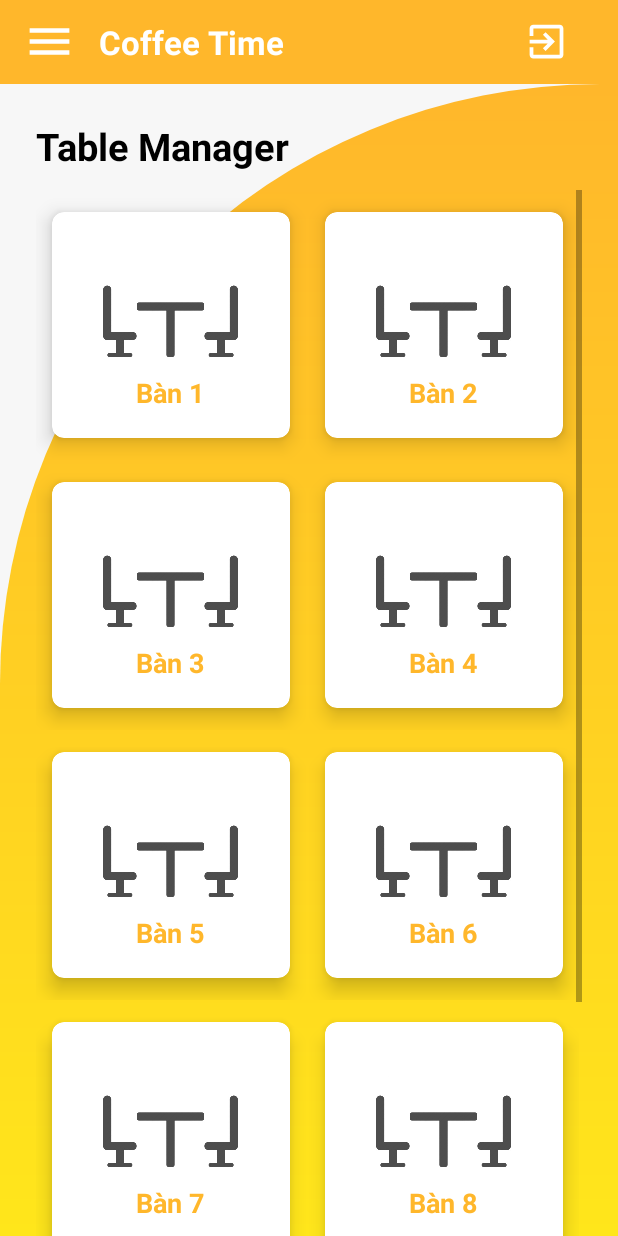
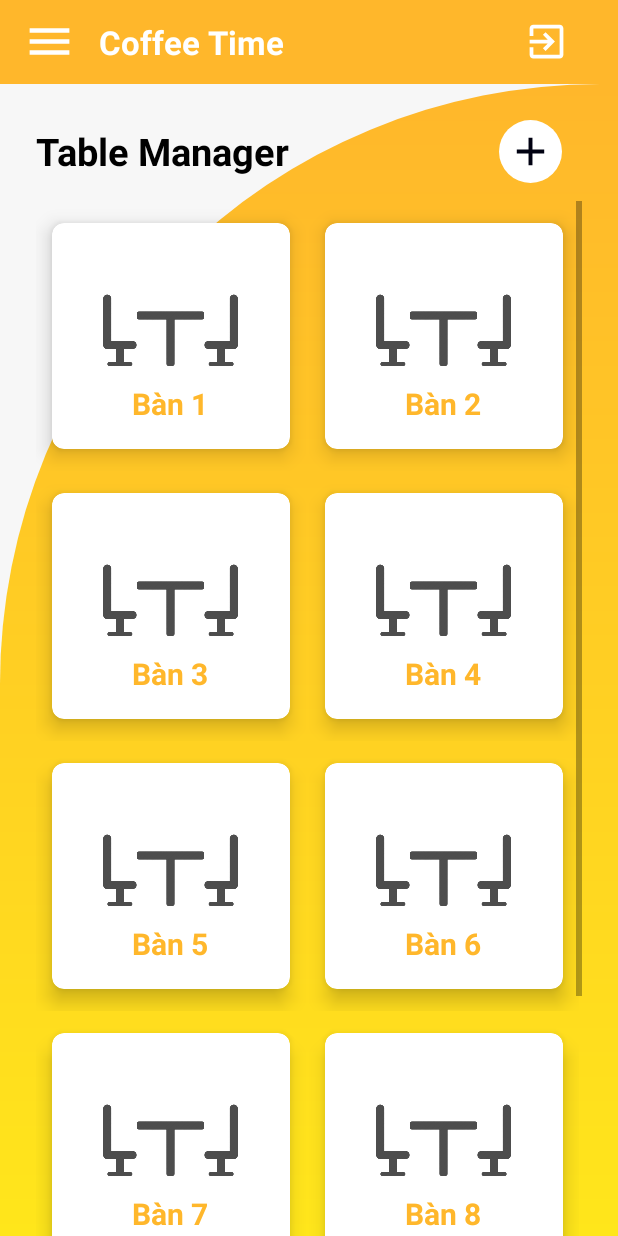
Before and after one commit to phapzip1/Coffee-Cake, an Android app: the Fragment_drinks_table screen opened through its navigation route, on a phone screen of 412 x 824 dp. Run offline under Robolectric (Android 15) with nearby library versions, the phone set to English and light mode, and no system bars; our stand-ins replace Firebase (no records; nobody signed in at launch, a user with empty details on screens opened directly), navigation-ui.

Commit message:
fix layout

```diff
--- a/app/src/main/res/layout/activity_main.xml
+++ b/app/src/main/res/layout/activity_main.xml
@@ -96,7 +96,7 @@
         android:layout_marginEnd="32dp"
         android:layout_marginBottom="180dp"
         android:background="@drawable/round_bg"
-        android:text="LOG IN"
+        android:text="Đăng nhập"
         android:textColor="@color/white"
         android:textSize="20sp"
         android:textStyle="bold"
--- a/app/src/main/res/layout/fragment__menu.xml
+++ b/app/src/main/res/layout/fragment__menu.xml
@@ -14,7 +14,9 @@
 
         <ScrollView
             android:layout_width="match_parent"
-            android:layout_height="match_parent">
+            android:layout_height="match_parent"
+            tools:layout_editor_absoluteX="0dp"
+            tools:layout_editor_absoluteY="-96dp">
 
             <LinearLayout xmlns:app="http://schemas.android.com/apk/res-auto"
                 android:layout_width="match_parent"
--- a/app/src/main/res/layout/fragment_drinks_table.xml
+++ b/app/src/main/res/layout/fragment_drinks_table.xml
@@ -10,14 +10,33 @@
     android:paddingRight="24dp"
     android:paddingTop="24dp"
     tools:context=".Fragment_drinks_table">
+    <LinearLayout
+        android:orientation="horizontal"
+        android:layout_width="match_parent"
+        android:layout_height="wrap_content">
         <TextView
             android:id="@+id/idTextview"
             android:textColor="@color/black"
             android:text="Table Manager"
+            android:layout_gravity="center"
             android:textStyle="bold"
             android:textSize="25sp"
             android:layout_width="wrap_content"
             android:layout_height="wrap_content"/>
+        <ImageView
+            android:id="@+id/btnAddTable"
+            android:layout_width="42dp"
+            android:layout_height="42dp"
+            android:padding="5dp"
+            android:layout_marginLeft="140dp"
+            android:background="@drawable/round_bg_white"
+            android:gravity="center"
+            android:src="@drawable/ic_add"
+            android:textColor="@color/white"
+            />
+
+    </LinearLayout>
+
     <GridView
         android:id="@+id/tableList"
         android:numColumns="2"
--- a/app/src/main/res/layout/fragment_home.xml
+++ b/app/src/main/res/layout/fragment_home.xml
@@ -19,14 +19,14 @@
             android:textStyle="bold|italic"
             android:textSize="25sp"
             android:textColor="#FF8C32"
-            android:text="Drink"
+            android:text="Stack"
             android:layout_width="wrap_content"
             android:layout_height="wrap_content"/>
         <TextView
             android:textStyle="bold|italic"
             android:textSize="25sp"
-            android:layout_marginLeft="4dp"
-            android:text="Stack"
+            android:layout_marginLeft="8dp"
+            android:text="Drinks"
             android:textColor="@color/dennhat"
             android:layout_width="wrap_content"
             android:layout_height="wrap_content"/>
--- a/app/src/main/res/layout/fragment_menu_coffee.xml
+++ b/app/src/main/res/layout/fragment_menu_coffee.xml
@@ -22,7 +22,7 @@
         android:background="@drawable/round_bg_white"
         android:drawableLeft="@drawable/ic_search"
         android:drawablePadding="9dp"
-        android:hint="Search your Coffee"
+        android:hint="Tìm kiếm Coffee"
         android:padding="10dp"
         android:textColorHint="@color/dennhat"
         android:textSize="20sp" />
--- a/app/src/main/res/layout/fragment_menu_smoothie.xml
+++ b/app/src/main/res/layout/fragment_menu_smoothie.xml
@@ -22,7 +22,7 @@
         android:background="@drawable/round_bg_white"
         android:drawableLeft="@drawable/ic_search"
         android:drawablePadding="9dp"
-        android:hint="Search your Smoothie"
+        android:hint="Tìm kiếm Sinh tố"
         android:padding="10dp"
         android:textColorHint="@color/dennhat"
         android:textSize="20sp" />
--- a/app/src/main/res/layout/fragment_menu_teamilk.xml
+++ b/app/src/main/res/layout/fragment_menu_teamilk.xml
@@ -22,7 +22,7 @@
         android:background="@drawable/round_bg_white"
         android:drawableLeft="@drawable/ic_search"
         android:drawablePadding="9dp"
-        android:hint="Search your Tea Milk"
+        android:hint="Tìm kiếm Trà sữa"
         android:padding="10dp"
         android:textColorHint="@color/dennhat"
         android:textSize="20sp" />
--- a/app/src/main/res/layout/fragment_menu_topping.xml
+++ b/app/src/main/res/layout/fragment_menu_topping.xml
@@ -22,7 +22,7 @@
         android:background="@drawable/round_bg_white"
         android:drawableLeft="@drawable/ic_search"
         android:drawablePadding="9dp"
-        android:hint="Search your Topping"
+        android:hint="Tìm kiếm Topping"
         android:padding="10dp"
         android:textColorHint="@color/dennhat"
         android:textSize="20sp" />
--- a/app/src/main/res/layout/fragment_staff.xml
+++ b/app/src/main/res/layout/fragment_staff.xml
@@ -27,8 +27,8 @@
         <TextView
             android:layout_width="wrap_content"
             android:layout_height="wrap_content"
-            android:layout_marginLeft="4dp"
-            android:text="Manager"
+            android:layout_marginLeft="8dp"
+            android:text="Manage"
             android:textSize="25sp"
             android:textStyle="bold|italic" />
         <ImageView
@@ -36,7 +36,7 @@
             android:layout_width="42dp"
             android:layout_height="42dp"
             android:padding="5dp"
-            android:layout_marginLeft="160dp"
+            android:layout_marginLeft="170dp"
             android:background="@drawable/round_bg"
             android:gravity="center"
             android:src="@drawable/ic_add"
--- a/app/src/main/res/layout/layout_bill.xml
+++ b/app/src/main/res/layout/layout_bill.xml
@@ -2,7 +2,7 @@
 <LinearLayout xmlns:android="http://schemas.android.com/apk/res/android"
     android:orientation="vertical"
     android:layout_width="match_parent"
-    android:layout_height="match_parent">
+    android:layout_height="wrap_content">
     <LinearLayout
         android:weightSum="8"
         android:orientation="horizontal"
@@ -14,7 +14,7 @@
             android:layout_weight="4"
             android:textSize="22sp"
             android:textColor="@color/black"
-            android:text="Tea Milk"
+            android:text="Trà sữa "
             android:layout_width="0dp"
             android:layout_height="wrap_content"/>
         <TextView
--- a/app/src/main/res/layout/layout_drinks_table.xml
+++ b/app/src/main/res/layout/layout_drinks_table.xml
@@ -24,10 +24,10 @@
                 android:layout_gravity="center_horizontal"/>
             <TextView
                 android:id="@+id/title1"
-                android:text="Table 1"
+                android:text="Bàn 1"
                 android:textStyle="bold"
                 android:textColor="@color/color_main"
-                android:textSize="18sp"
+                android:textSize="20sp"
                 android:layout_width="wrap_content"
                 android:layout_height="wrap_content"/>
 
--- a/app/src/main/res/layout/layout_drinks_table_empty.xml
+++ b/app/src/main/res/layout/layout_drinks_table_empty.xml
@@ -24,10 +24,10 @@
                 android:layout_gravity="center_horizontal"/>
             <TextView
                 android:id="@+id/title2"
-                android:text="Table 1"
+                android:text="Bàn 1"
                 android:textStyle="bold"
                 android:textColor="@color/color_main"
-                android:textSize="18sp"
+                android:textSize="20sp"
                 android:layout_width="wrap_content"
                 android:layout_height="wrap_content"
                 android:layout_gravity="center_horizontal"/>
--- a/app/src/main/res/layout/layout_nav_header.xml
+++ b/app/src/main/res/layout/layout_nav_header.xml
@@ -22,7 +22,7 @@
         android:layout_height="wrap_content"
         android:layout_marginStart="15dp"
         android:layout_marginTop="10dp"
-        android:text="Admin Manager"
+        android:text="Admin"
         android:textColor="@color/black"
         android:textSize="20sp"
         android:textStyle="bold"
--- a/app/src/main/res/layout/layout_staff_manage.xml
+++ b/app/src/main/res/layout/layout_staff_manage.xml
@@ -49,7 +49,7 @@
                         android:layout_height="wrap_content"/>
                     <TextView
                         android:id="@+id/tvPosition"
-                        android:text="Staff"
+                        android:text="Quản lý"
                         android:textColor="@color/xanhlatuoi"
                         android:textSize="18sp"
                         android:layout_width="wrap_content"
@@ -63,7 +63,7 @@
                         android:layout_height="wrap_content"/>
                     <TextView
                         android:id="@+id/tvGender"
-                        android:text="misthycute@gmail.com"
+                        android:text="misthy@gmail.com"
                         android:textColor="@color/dennhat"
                         android:textSize="18sp"
                         android:layout_width="wrap_content"
```
Also changed, not shown: app/src/main/res/layout/fragment_bill.xml (+6 -6 lines), app/src/main/res/layout/fragment_order.xml (+12 -8 lines), app/src/main/res/layout/fragment_staff_edit.xml (+5 -5 lines), app/src/main/res/layout/fragment_staff_info.xml (+5 -5 lines), app/src/main/res/layout/layout_menu_drinks.xml (+4 -4 lines). Lines whose indentation alone changed are shown as unchanged.
